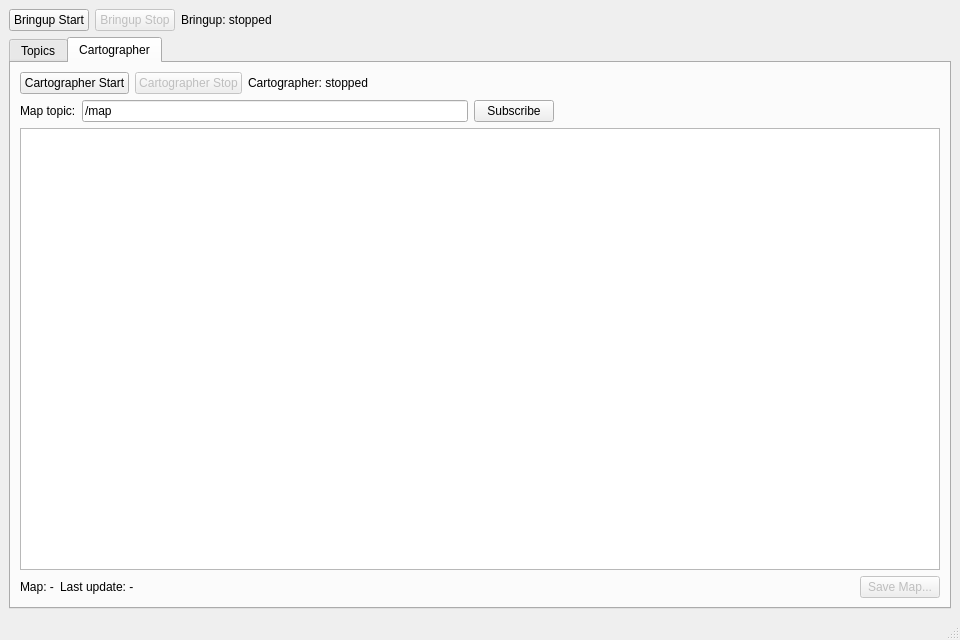
First picture: the form in ui/mu_ui.ui, repository Huni0128/mu_test, before the edit.
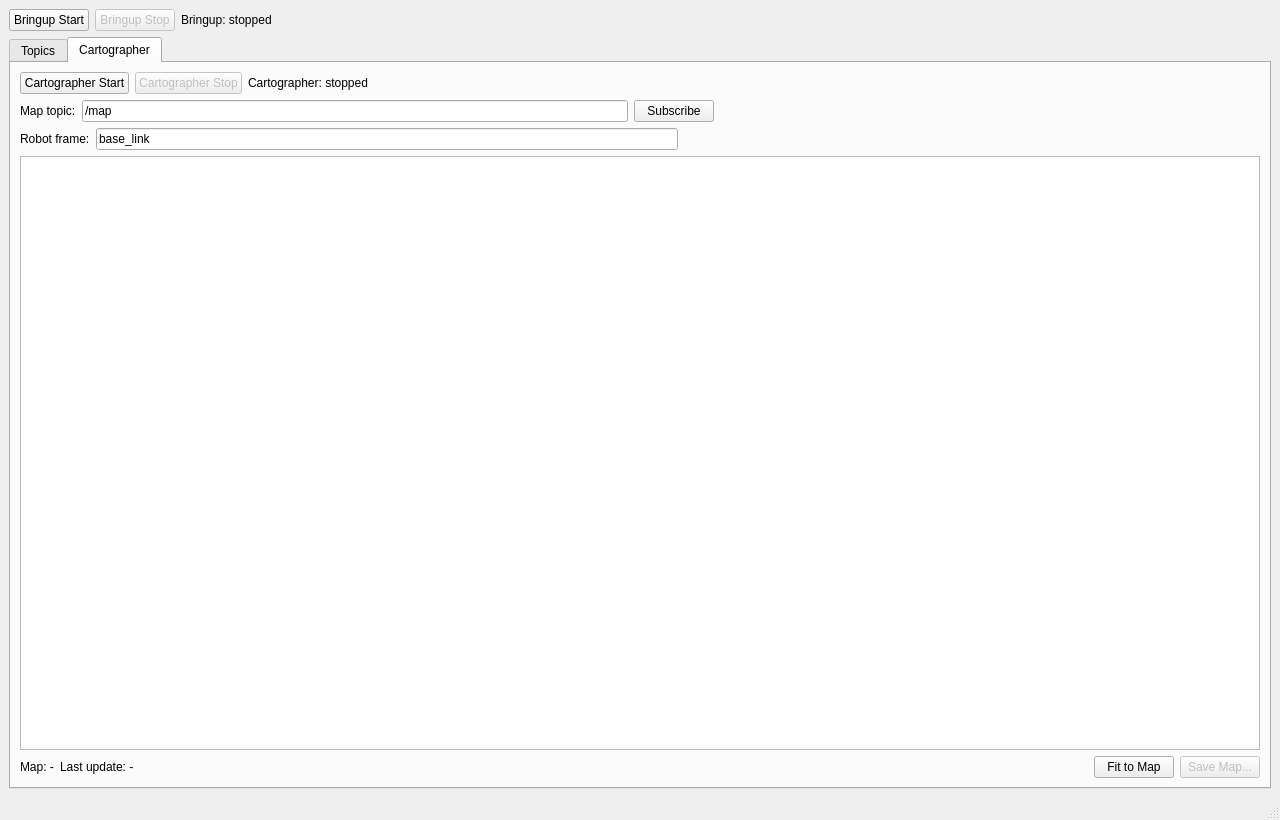
Second picture: the form after the edit. The open tabs and pages were chosen to show the change.

Commit message: feat: cartographer pkg base_frame,tf 시각화

Diff of the .ui file:
```diff
--- a/ui/mu_ui.ui
+++ b/ui/mu_ui.ui
@@ -6,8 +6,8 @@
    <rect>
     <x>0</x>
     <y>0</y>
-    <width>960</width>
-    <height>640</height>
+    <width>1280</width>
+    <height>820</height>
    </rect>
   </property>
   <property name="windowTitle">
@@ -297,12 +297,46 @@
           </item>
          </layout>
         </item>
+       <item>
+        <layout class="QHBoxLayout" name="horizontalLayout_robotFrame">
+         <item>
+          <widget class="QLabel" name="labelRobotFrame">
+           <property name="text">
+            <string>Robot frame:</string>
+           </property>
+          </widget>
+         </item>
+         <item>
+          <widget class="QLineEdit" name="lineRobotFrame">
+           <property name="text">
+            <string>base_link</string>
+           </property>
+           <property name="placeholderText">
+            <string>base_link</string>
+           </property>
+          </widget>
+         </item>
+         <item>
+          <spacer name="spacerRobotFrame">
+           <property name="orientation">
+            <enum>Qt::Horizontal</enum>
+           </property>
+           <property name="sizeHint">
+            <size>
+             <width>40</width>
+             <height>20</height>
+            </size>
+           </property>
+          </spacer>
+         </item>
+        </layout>
+       </item>
         <item>
          <widget class="QGraphicsView" name="graphicsViewMap">
           <property name="minimumSize">
            <size>
-            <width>400</width>
-            <height>400</height>
+            <width>600</width>
+            <height>500</height>
            </size>
           </property>
          </widget>
@@ -336,6 +370,13 @@
             </property>
            </spacer>
           </item>
+         <item>
+          <widget class="QPushButton" name="btnResetView">
+           <property name="text">
+            <string>Fit to Map</string>
+           </property>
+          </widget>
+         </item>
           <item>
            <widget class="QPushButton" name="btnSaveMap">
             <property name="text">
```
Lines whose indentation alone changed are shown as unchanged. The commit also changes 4 other files.
